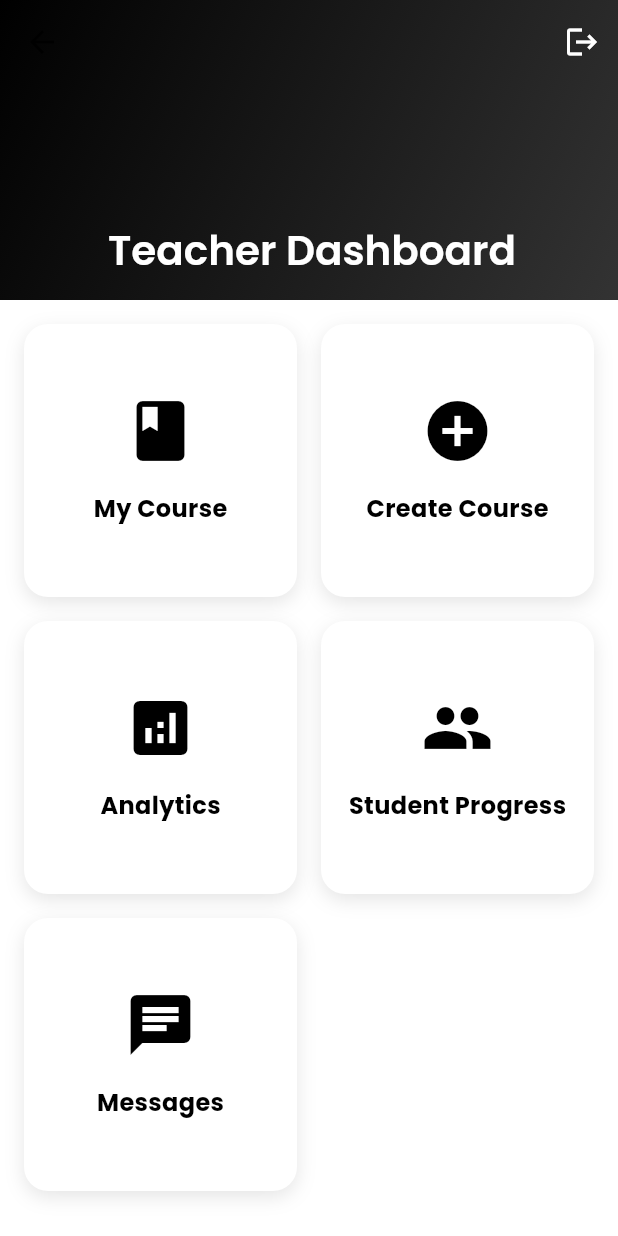
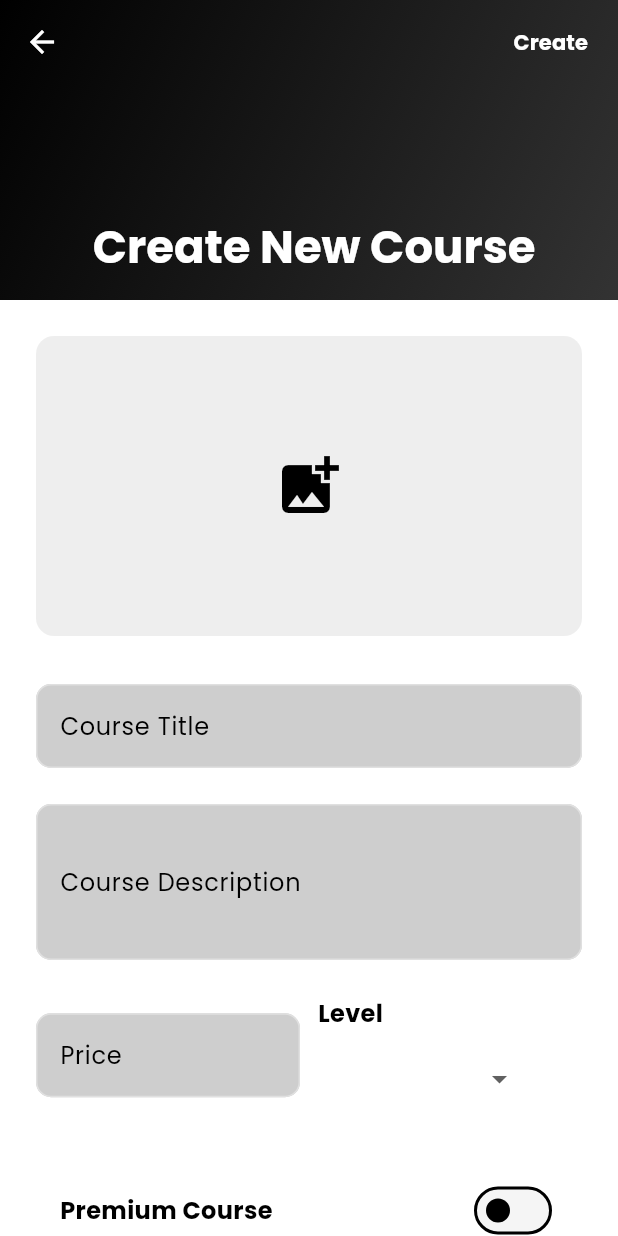
Before and after one commit to ThaeNandarSeint/learning_app, a Flutter app: the TeacherHomeScreen screen opened by its route, after a tap on "Create Course", on a phone screen of 412 x 824 dp. Run offline on Flutter 3.47's test engine with Material 3 defaults, Android fonts, the phone set to English and light mode, and no system bars; our stand-ins replace bloc, cached_network_image, chewie, equatable, flutter_bloc, get and 5 more; accounts and stored records are empty.

Commit message:
design create course screen

```diff
--- a/lib/core/widgets/custom_text_field.dart
+++ b/lib/core/widgets/custom_text_field.dart
@@ -5,10 +5,11 @@ class CustomTextField extends StatefulWidget {
     super.key,
     required this.label,
     this.hint,
+    this.initialValue,
     this.prefixIcon,
     this.suffixIcon,
     this.obscureText = false,
-    required this.controller,
+    this.controller,
     this.validator,
     this.keyboardType,
     this.onChanged,
@@ -19,10 +20,11 @@ class CustomTextField extends StatefulWidget {
 
   final String label;
   final String? hint;
+  final String? initialValue;
   final IconData? prefixIcon;
   final IconData? suffixIcon;
   final bool obscureText;
-  final TextEditingController controller;
+  final TextEditingController? controller;
   final String? Function(String?)? validator;
   final TextInputType? keyboardType;
   final void Function(String)? onChanged;
@@ -47,6 +49,7 @@ class _CustomTextFieldState extends State<CustomTextField> {
   Widget build(BuildContext context) {
     return TextFormField(
       controller: widget.controller,
+      initialValue: widget.initialValue,
       obscureText: _obscureText,
       validator: widget.validator,
       keyboardType: widget.keyboardType,
--- /dev/null
+++ b/lib/features/course/views/screens/create_course_screen.dart
@@ -0,0 +1,269 @@
+import 'package:flutter/material.dart';
+import 'package:get/get.dart';
+import 'package:learning_app/core/theme/app_colors.dart';
+import 'package:learning_app/core/widgets/custom_text_field.dart';
+import 'package:learning_app/features/course/views/widgets/create_course_app_bar.dart';
+
+class CreateCourseScreen extends StatefulWidget {
+  const CreateCourseScreen({super.key});
+
+  @override
+  State<CreateCourseScreen> createState() => _CreateCourseScreenState();
+}
+
+class _CreateCourseScreenState extends State<CreateCourseScreen> {
+  final _formKey = GlobalKey<FormState>();
+  String _selectedLevel = 'Beginner';
+  bool _isPremium = false;
+  final List<String> _requirements = [''];
+  final List<String> _learningPoints = [''];
+
+  void _submitForm() {
+    if (_formKey.currentState?.validate() ?? false) {
+      Get.back();
+    }
+  }
+
+  Widget _buildImagePicker() {
+    return Container(
+      height: 200,
+      decoration: BoxDecoration(
+        color: Colors.grey[200],
+        borderRadius: BorderRadius.circular(12),
+      ),
+      child: Center(
+        child: IconButton(
+          onPressed: () {},
+          icon: const Icon(Icons.add_photo_alternate, size: 48),
+        ),
+      ),
+    );
+  }
+
+  Widget _buildDropdown() {
+    return Column(
+      crossAxisAlignment: CrossAxisAlignment.start,
+      children: [
+        Text(
+          'Level',
+          style: TextStyle(
+            fontSize: 16,
+            fontWeight: FontWeight.bold,
+            color: AppColors.primary,
+          ),
+        ),
+        const SizedBox(height: 8),
+        Container(
+          padding: const EdgeInsets.symmetric(horizontal: 16),
+          decoration: BoxDecoration(
+            color: Colors.white,
+            borderRadius: BorderRadius.circular(12),
+          ),
+          child: DropdownButtonHideUnderline(
+            child: DropdownButton(
+              items: ["Begineer", "Intermediate", "Advanced"]
+                  .map(
+                    (level) =>
+                        DropdownMenuItem(value: level, child: Text(level)),
+                  )
+                  .toList(),
+              onChanged: (value) {
+                setState(() {
+                  _selectedLevel = value!;
+                });
+              },
+              value: _selectedLevel,
+            ),
+          ),
+        ),
+      ],
+    );
+  }
+
+  Widget _buildPremiumSwitch() {
+    return Container(
+      padding: const EdgeInsets.all(16),
+      decoration: BoxDecoration(
+        color: Colors.white,
+        borderRadius: BorderRadius.circular(12),
+      ),
+      child: Row(
+        mainAxisAlignment: MainAxisAlignment.spaceBetween,
+        children: [
+          const Text(
+            'Premium Course',
+            style: TextStyle(fontSize: 16, fontWeight: FontWeight.bold),
+          ),
+          Switch(
+            value: _isPremium,
+            onChanged: (value) {
+              setState(() {
+                _isPremium = value;
+              });
+            },
+            activeColor: AppColors.primary,
+          ),
+        ],
+      ),
+    );
+  }
+
+  Widget _buildDynamicList(
+    String title,
+    List<String> items,
+    Function(int) onRemove,
+    Function() onAdd,
+  ) {
+    return Column(
+      crossAxisAlignment: CrossAxisAlignment.start,
+      children: [
+        Text(
+          title,
+          style: const TextStyle(
+            fontSize: 16,
+            fontWeight: FontWeight.bold,
+            color: AppColors.primary,
+          ),
+        ),
+        const SizedBox(height: 8),
+        ListView.builder(
+          shrinkWrap: true,
+          physics: const NeverScrollableScrollPhysics(),
+          itemCount: items.length,
+          itemBuilder: (context, index) {
+            return Padding(
+              padding: const EdgeInsets.only(bottom: 8),
+              child: Row(
+                children: [
+                  Expanded(
+                    child: Theme(
+                      data: Theme.of(context).copyWith(
+                        inputDecorationTheme: InputDecorationTheme(
+                          hintStyle: TextStyle(
+                            color: Colors.grey[700],
+                            fontWeight: FontWeight.w500,
+                          ),
+                        ),
+                      ),
+                      child: CustomTextField(
+                        label: '',
+                        hint: 'Enter $title',
+                        initialValue: items[index],
+                        onChanged: (value) => items[index] = value,
+                      ),
+                    ),
+                  ),
+                  IconButton(
+                    onPressed: () {
+                      setState(() {
+                        if (items.length > 1) {
+                          onRemove(index);
+                        }
+                      });
+                    },
+                    icon: Icon(Icons.circle_outlined, color: Colors.grey[600]),
+                  ),
+                ],
+              ),
+            );
+          },
+        ),
+        TextButton.icon(
+          onPressed: () {
+            setState(() {
+              onAdd();
+            });
+          },
+          icon: const Icon(Icons.add),
+          label: Text('Add $title'),
+          style: TextButton.styleFrom(foregroundColor: AppColors.primary),
+        ),
+      ],
+    );
+  }
+
+  @override
+  Widget build(BuildContext context) {
+    return Scaffold(
+      backgroundColor: AppColors.lightBackground,
+      body: CustomScrollView(
+        physics: const BouncingScrollPhysics(),
+        slivers: [
+          CreateCourseAppBar(onSubmit: _submitForm),
+          SliverToBoxAdapter(
+            child: Form(
+              child: Padding(
+                padding: const EdgeInsets.all(24),
+                child: Column(
+                  children: [
+                    _buildImagePicker(),
+                    const SizedBox(height: 32),
+                    CustomTextField(
+                      label: 'Course Title',
+                      hint: 'Enter course title',
+                      maxLines: 1,
+                      validator: (value) {
+                        if (value?.isEmpty ?? true) {
+                          return 'Please enter a title';
+                        }
+                        return null;
+                      },
+                    ),
+                    const SizedBox(height: 24),
+                    CustomTextField(
+                      label: 'Course Description',
+                      hint: 'Enter course description',
+                      maxLines: 3,
+                      validator: (value) {
+                        if (value?.isEmpty ?? true) {
+                          return 'Please enter a description';
+                        }
+                        return null;
+                      },
+                    ),
+                    const SizedBox(height: 24),
+                    Row(
+                      children: [
+                        Expanded(
+                          child: CustomTextField(
+                            label: 'Price',
+                            hint: 'Enter price',
+                            keyboardType: TextInputType.number,
+                            validator: (value) {
+                              if (value?.isEmpty ?? true) {
+                                return 'Required';
+                              }
+                              return null;
+                            },
+                          ),
+                        ),
+                        const SizedBox(width: 12),
+                        Expanded(child: _buildDropdown()),
+                      ],
+                    ),
+                    const SizedBox(height: 24),
+                    _buildPremiumSwitch(),
+                    const SizedBox(height: 32),
+                    _buildDynamicList(
+                      "Course Requirements",
+                      _requirements,
+                      (index) => _requirements.removeAt(index),
+                      () => _requirements.add(''),
+                    ),
+                    const SizedBox(height: 32),
+                    _buildDynamicList(
+                      "What you will learn",
+                      _learningPoints,
+                      (index) => _requirements.removeAt(index),
+                      () => _requirements.add(''),
+                    ),
+                  ],
+                ),
+              ),
+            ),
+          ),
+        ],
+      ),
+    );
+  }
+}
--- /dev/null
+++ b/lib/features/course/views/widgets/create_course_app_bar.dart
@@ -0,0 +1,59 @@
+import 'package:flutter/material.dart';
+import 'package:get/get.dart';
+import 'package:learning_app/core/theme/app_colors.dart';
+
+class CreateCourseAppBar extends StatelessWidget {
+  const CreateCourseAppBar({super.key, required this.onSubmit});
+
+  final VoidCallback onSubmit;
+
+  @override
+  Widget build(BuildContext context) {
+    return SliverAppBar(
+      expandedHeight: 200,
+      collapsedHeight: kToolbarHeight,
+      toolbarHeight: kToolbarHeight,
+      pinned: true,
+      backgroundColor: AppColors.primary,
+      leading: IconButton(
+        onPressed: () => Get.back(),
+        icon: const Icon(Icons.arrow_back, color: AppColors.accent),
+      ),
+      actions: [
+        TextButton(
+          onPressed: onSubmit,
+          child: const Text(
+            'Create',
+            style: TextStyle(
+              color: AppColors.accent,
+              fontWeight: FontWeight.bold,
+            ),
+          ),
+        ),
+        const SizedBox(width: 8),
+      ],
+      flexibleSpace: FlexibleSpaceBar(
+        titlePadding: EdgeInsets.only(
+          left: MediaQuery.of(context).size.width * 0.15,
+          bottom: 16,
+        ),
+        title: Text(
+          'Create New Course',
+          style: Theme.of(context).textTheme.headlineMedium?.copyWith(
+            color: AppColors.accent,
+            fontWeight: FontWeight.bold,
+          ),
+        ),
+        background: Container(
+          decoration: const BoxDecoration(
+            gradient: LinearGradient(
+              colors: [AppColors.primary, AppColors.primaryLight],
+              begin: Alignment.topLeft,
+              end: Alignment.bottomRight,
+            ),
+          ),
+        ),
+      ),
+    );
+  }
+}
--- a/lib/features/teacher_home/views/screens/teacher_home_screen.dart
+++ b/lib/features/teacher_home/views/screens/teacher_home_screen.dart
@@ -57,7 +57,7 @@ class TeacherHomeScreen extends StatelessWidget {
                 DashboardCard(
                   title: 'Create Course',
                   icon: Icons.add_circle,
-                  onTap: () {},
+                  onTap: () => Get.toNamed(AppRoutes.createCourse),
                 ),
                 DashboardCard(
                   title: 'Analytics',
--- a/lib/routes/app_routes.dart
+++ b/lib/routes/app_routes.dart
@@ -5,6 +5,7 @@ import 'package:learning_app/features/auth/views/register_screen.dart';
 import 'package:learning_app/features/chat/views/screens/chat_list_screen.dart';
 import 'package:learning_app/features/course/views/screens/course_detail_screen.dart';
 import 'package:learning_app/features/course/views/screens/course_list_screen.dart';
+import 'package:learning_app/features/course/views/screens/create_course_screen.dart';
 import 'package:learning_app/features/course/views/screens/my_course_list_screen.dart';
 import 'package:learning_app/features/entry/views/screens/home_screen.dart';
 import 'package:learning_app/features/entry/views/screens/main_screen.dart';
@@ -55,6 +56,7 @@ class AppRoutes {
   static const String teacherHome = '/teacher/home';
   static const String myCourses = '/teacher/courses';
   static const String teacherChats = '/teacher/chats';
+  static const String createCourse = '/teacher/courses/create';
 
   static Route<dynamic> onGenerateRoute(RouteSettings settings) {
     switch (settings.name) {
@@ -149,6 +151,9 @@ class AppRoutes {
       case myCourses:
         return MaterialPageRoute(builder: (_) => const MyCourseListScreen());
 
+      case createCourse:
+        return MaterialPageRoute(builder: (_) => const CreateCourseScreen());
+
       default:
         return MaterialPageRoute(
           builder: (_) =>
--- a/lib/routes/route_pages.dart
+++ b/lib/routes/route_pages.dart
@@ -5,6 +5,7 @@ import 'package:learning_app/features/auth/views/register_screen.dart';
 import 'package:learning_app/features/chat/views/screens/chat_list_screen.dart';
 import 'package:learning_app/features/course/views/screens/course_detail_screen.dart';
 import 'package:learning_app/features/course/views/screens/course_list_screen.dart';
+import 'package:learning_app/features/course/views/screens/create_course_screen.dart';
 import 'package:learning_app/features/course/views/screens/my_course_list_screen.dart';
 import 'package:learning_app/features/entry/views/screens/home_screen.dart';
 import 'package:learning_app/features/entry/views/screens/main_screen.dart';
@@ -84,5 +85,9 @@ class AppPages {
     GetPage(name: AppRoutes.teacherHome, page: () => const TeacherHomeScreen()),
     GetPage(name: AppRoutes.myCourses, page: () => const MyCourseListScreen()),
     GetPage(name: AppRoutes.teacherChats, page: () => const ChatListScreen()),
+    GetPage(
+      name: AppRoutes.createCourse,
+      page: () => const CreateCourseScreen(),
+    ),
   ];
 }
```
